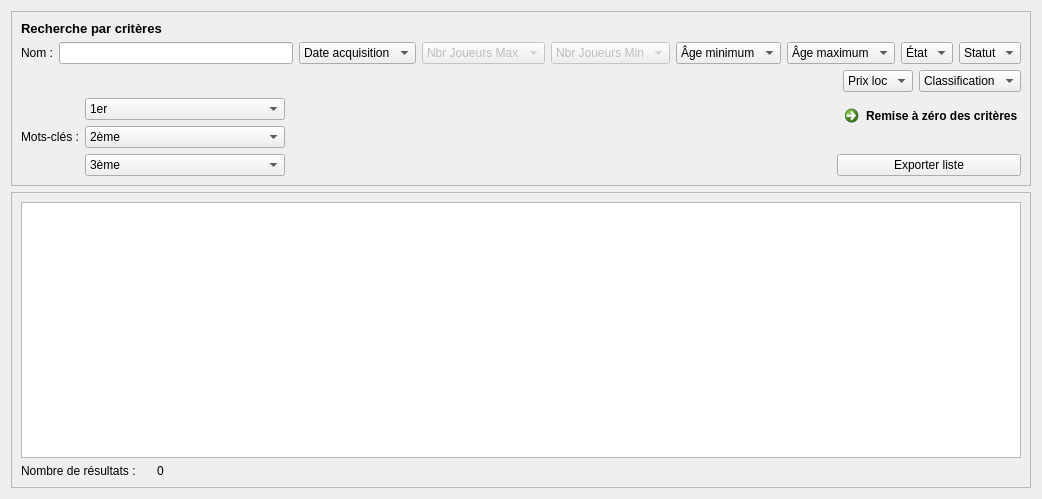
Before: the Qt Designer form f_listejeux.ui in nivhg/ludopen, drawn with Qt 5.
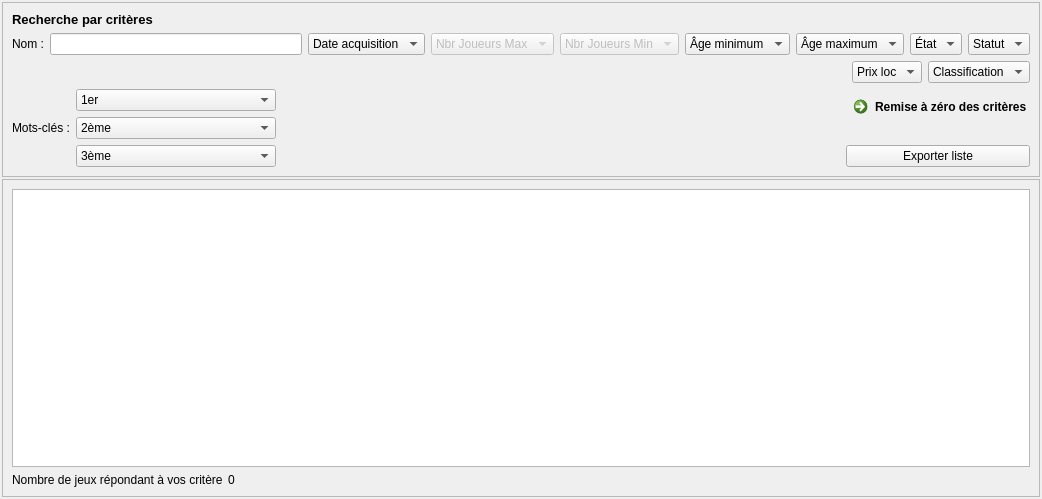
After: the same form once the commit is applied. Icons and pictures are not drawn.

Patch:
```diff
--- a/f_listejeux.ui
+++ b/f_listejeux.ui
@@ -20,6 +20,21 @@
    <string>Form</string>
   </property>
   <layout class="QGridLayout" name="gridLayout_3">
+   <property name="leftMargin">
+    <number>2</number>
+   </property>
+   <property name="topMargin">
+    <number>2</number>
+   </property>
+   <property name="rightMargin">
+    <number>2</number>
+   </property>
+   <property name="bottomMargin">
+    <number>2</number>
+   </property>
+   <property name="spacing">
+    <number>2</number>
+   </property>
    <item row="0" column="0">
     <widget class="QFrame" name="frame_2">
      <property name="frameShape">
@@ -262,6 +277,17 @@
           <property name="text">
            <string>Exporter liste</string>
           </property>
+          <property name="icon">
+           <iconset>
+            <normalon>:/CSV.png</normalon>
+           </iconset>
+          </property>
+          <property name="iconSize">
+           <size>
+            <width>25</width>
+            <height>25</height>
+           </size>
+          </property>
          </widget>
         </item>
        </layout>
@@ -278,7 +304,7 @@
       <enum>QFrame::Raised</enum>
      </property>
      <layout class="QGridLayout" name="gridLayout">
-      <item row="0" column="0" colspan="3">
+      <item row="0" column="0" colspan="4">
        <widget class="QTableView" name="TbV_Recherche">
         <property name="alternatingRowColors">
          <bool>true</bool>
@@ -291,8 +317,20 @@
         </property>
        </widget>
       </item>
-      <item row="1" column="0">
+      <item row="2" column="0">
        <widget class="QLabel" name="Lb_NombreResultat">
+        <property name="sizePolicy">
+         <sizepolicy hsizetype="Fixed" vsizetype="Preferred">
+          <horstretch>0</horstretch>
+          <verstretch>0</verstretch>
+         </sizepolicy>
+        </property>
+        <property name="minimumSize">
+         <size>
+          <width>210</width>
+          <height>0</height>
+         </size>
+        </property>
         <property name="maximumSize">
          <size>
           <width>130</width>
@@ -300,11 +338,11 @@
          </size>
         </property>
         <property name="text">
-         <string>Nombre de résultats :</string>
+         <string>Nombre de jeux répondant à vos critères :</string>
         </property>
        </widget>
       </item>
-      <item row="1" column="1">
+      <item row="2" column="1">
        <widget class="QLabel" name="Lb_Resultat">
         <property name="text">
          <string>0</string>
```
